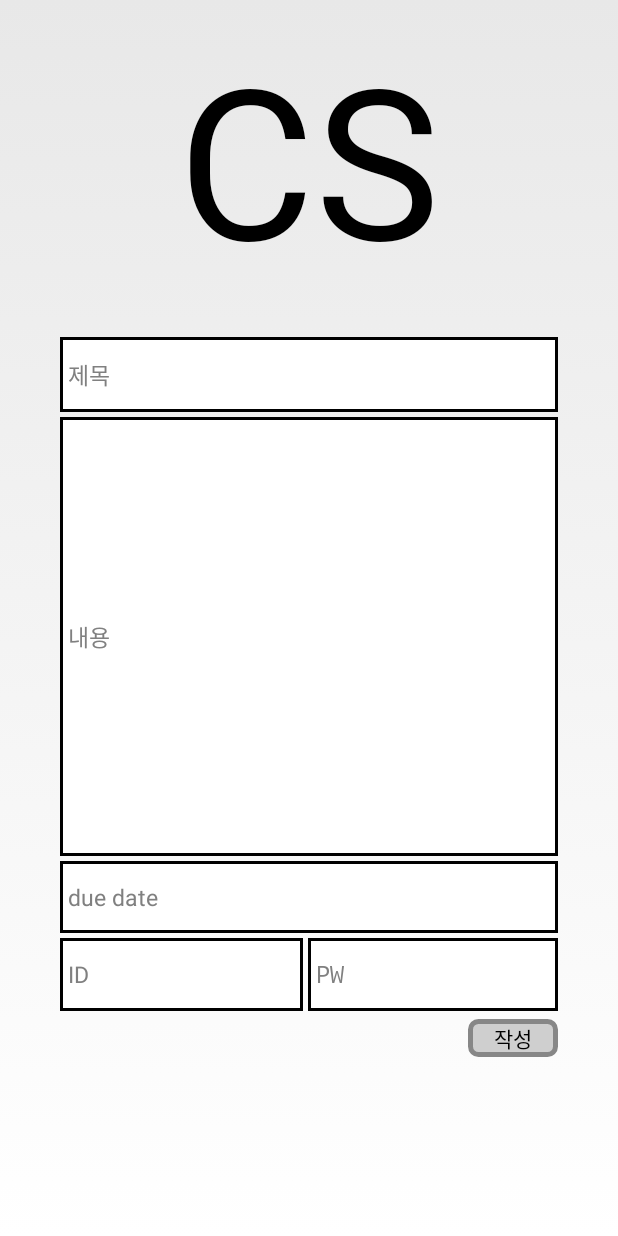
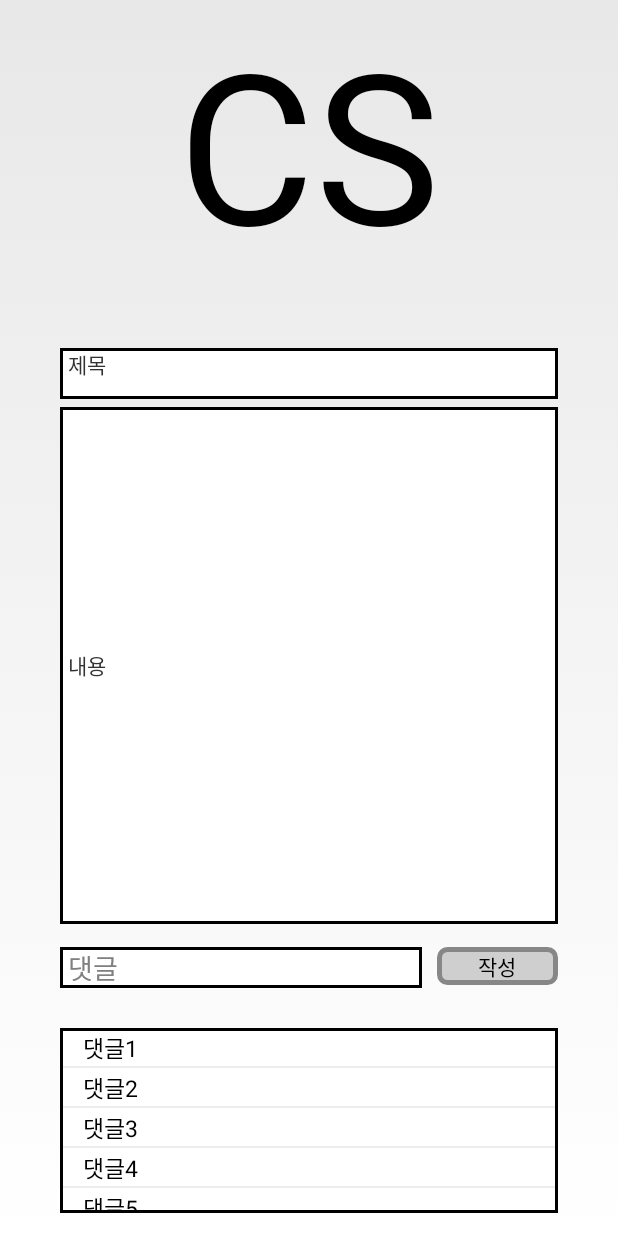
Before and after one commit to In-yeop/Bulletin_Board.app, an Android app: the read screen opened directly, with no data from a screen before it, on a phone screen of 412 x 824 dp. Run offline under Robolectric (Android 15) with nearby library versions, the phone set to English and light mode, and no system bars.

Commit message:
Read페이지 구현 및 오류수정 (10/15)

```diff
--- a/app/src/main/AndroidManifest.xml
+++ b/app/src/main/AndroidManifest.xml
@@ -18,7 +18,7 @@
         </activity>
 
         <activity android:name=".writing"
-        android:screenOrientation="portrait"/>
+            android:screenOrientation="portrait"/>
 
         <activity android:name=".read"
             android:screenOrientation="portrait"/>
--- a/app/src/main/java/com/cs/bulletinboard/MainActivity.java
+++ b/app/src/main/java/com/cs/bulletinboard/MainActivity.java
@@ -1,12 +1,16 @@
 package com.cs.bulletinboard;
 
 import android.app.Activity;
+import android.content.Intent;
 import android.os.Bundle;
 import android.view.View;
+import android.widget.AdapterView;
+import android.widget.AdapterView.OnItemClickListener;
 import android.widget.ArrayAdapter;
 import android.widget.Button;
 import android.widget.ListView;
-import android.content.Intent;
+import java.util.ArrayList;
+
 
 
 public class MainActivity extends Activity {
@@ -32,6 +36,14 @@ public class MainActivity extends Activity {
             }
         });
 
+        listview.setOnItemClickListener(new AdapterView.OnItemClickListener(){
+            @Override
+            public void onItemClick(AdapterView parent, View v, int position, long id){
+                Intent intent = new Intent(MainActivity.this,read.class);
+                startActivity(intent);
+            }
+        });
+
     }
 
 
--- a/app/src/main/java/com/cs/bulletinboard/read.java
+++ b/app/src/main/java/com/cs/bulletinboard/read.java
@@ -2,10 +2,19 @@ package com.cs.bulletinboard;
 
 import android.app.Activity;
 import android.os.Bundle;
+import android.widget.ArrayAdapter;
+import android.widget.ListView;
 
 public class read extends Activity {
+    static final String[] LIST_MENU = {"댓글1","댓글2","댓글3","댓글4","댓글5","댓글6","댓글7","댓글8","댓글9","댓글10","댓글11","댓글12"};
+
     protected void onCreate(Bundle savedInstanceState) {
         super.onCreate(savedInstanceState);
-        setContentView(R.layout.writing);
+        setContentView(R.layout.read);
+
+        ArrayAdapter adapter = new ArrayAdapter(this, R.layout.simpleitem,LIST_MENU);
+
+        ListView listview = (ListView) findViewById(R.id.List_view2) ;
+        listview.setAdapter(adapter) ;
     }
 }
--- a/app/src/main/res/layout/activity_main.xml
+++ b/app/src/main/res/layout/activity_main.xml
@@ -34,7 +34,7 @@
                 android:layout_weight="4"
                 android:fontFamily="@font/cooljazz"
                 android:includeFontPadding="false"
-                android:paddingTop="30dp"
+                android:paddingTop="20dp"
                 android:text="CS"
                 android:textColor="@android:color/background_dark"
                 android:textSize="140dp" />
@@ -46,7 +46,7 @@
                 android:layout_gravity="center"
                 android:layout_weight="1"
                 android:includeFontPadding="false"
-                android:paddingTop="15dp"
+                android:paddingTop="5dp"
                 android:textSize="20dp"
                 android:text="\u0022 Bulletin Board \u0022"
                 android:fontFamily="@font/cooljazz"/>
@@ -61,8 +61,8 @@
 
             <ListView
                 android:id="@+id/List_view"
-                android:layout_width="wrap_content"
-                android:layout_height="wrap_content"
+                android:layout_width="match_parent"
+                android:layout_height="match_parent"
                 android:layout_marginLeft="30dp"
                 android:layout_marginTop="20dp"
                 android:layout_marginRight="30dp"
--- a/app/src/main/res/layout/read.xml
+++ b/app/src/main/res/layout/read.xml
@@ -5,7 +5,7 @@
     android:layout_width="match_parent"
     android:layout_height="match_parent">
 
-<LinearLayout
+    <LinearLayout
     android:layout_width="match_parent"
     android:layout_height="match_parent"
     android:orientation="vertical">
@@ -13,7 +13,7 @@
     <LinearLayout
         android:layout_width="match_parent"
         android:layout_height="0dp"
-        android:layout_weight="1.5"
+        android:layout_weight="2"
         android:orientation="vertical">
 
         <TextView
@@ -23,7 +23,7 @@
             android:layout_gravity="center"
             android:fontFamily="@font/cooljazz"
             android:includeFontPadding="false"
-            android:paddingTop="30dp"
+            android:paddingTop="20dp"
             android:text="CS"
             android:textColor="@android:color/background_dark"
             android:textSize="140dp" />
@@ -35,18 +35,87 @@
         android:layout_height="0dp"
         android:layout_marginLeft="40dp"
         android:layout_marginRight="40dp"
-        android:layout_weight="3"
+        android:layout_marginTop="40dp"
+        android:layout_weight="4"
         android:orientation="vertical">
 
+        <TextView
+            android:id="@+id/textView8"
+            android:layout_width="match_parent"
+            android:layout_height="0dp"
+            android:layout_weight="1"
+            android:paddingLeft="5dp"
+            android:text="제목"
+            android:background="@drawable/border_ui"
+            android:layout_marginBottom="5dp"/>
+
+        <TextView
+            android:id="@+id/textView9"
+            android:layout_width="match_parent"
+            android:layout_height="0dp"
+            android:layout_weight="10"
+            android:text="내용"
+            android:gravity="center|left"
+            android:paddingLeft="5dp"
+            android:background="@drawable/border_ui"
+            />
     </LinearLayout>
 
     <LinearLayout
         android:layout_width="match_parent"
         android:layout_height="0dp"
-        android:layout_marginRight="0dp"
-        android:layout_weight="1"
+        android:layout_marginLeft="40dp"
+        android:layout_marginRight="40dp"
+        android:layout_marginTop="15dp"
+        android:layout_weight="2"
         android:orientation="vertical">
 
+        <LinearLayout
+            android:layout_width="match_parent"
+            android:layout_height="0dp"
+            android:layout_weight="1"
+            android:orientation="horizontal"
+            >
+
+            <EditText
+                android:id="@+id/textView10"
+                android:layout_width="0dp"
+                android:layout_height="wrap_content"
+                android:layout_weight="3"
+                android:hint="댓글"
+                android:paddingLeft="5dp"
+                android:background="@drawable/border_ui"/>
+
+            <Button
+                android:id="@+id/make"
+                android:layout_width="0dp"
+                android:layout_height="wrap_content"
+                android:layout_weight="1"
+                android:layout_gravity="right"
+                android:layout_marginTop="5dp"
+                android:layout_marginLeft="10dp"
+                android:background="@drawable/button_notibar_didit"
+                android:text="작성" />
+        </LinearLayout>
+
+        <LinearLayout
+                android:layout_width="match_parent"
+                android:layout_height="0dp"
+                android:layout_weight="2"
+                android:layout_marginTop="-10dp"
+                android:orientation="vertical">
+
+            <ListView
+                android:id="@+id/List_view2"
+                android:layout_width="match_parent"
+                android:layout_height="match_parent"
+                android:layout_marginBottom="5dp"
+                android:background="@drawable/border_ui"
+                android:divider="@android:drawable/divider_horizontal_bright"
+                android:dividerHeight="1dp">
+            </ListView>
+
+        </LinearLayout>
     </LinearLayout>
 
 </LinearLayout>
--- a/app/src/main/res/layout/simpleitem.xml
+++ b/app/src/main/res/layout/simpleitem.xml
@@ -2,7 +2,7 @@
 <TextView xmlns:android="http://schemas.android.com/apk/res/android"
     android:id="@android:id/text1"
     android:layout_width="match_parent"
-    android:layout_height="35dp"
+    android:layout_height="25dp"
     android:gravity="center_vertical"
     android:includeFontPadding="false"
     android:minHeight="?android:attr/listPreferredItemHeight"
--- a/app/src/main/res/layout/writing.xml
+++ b/app/src/main/res/layout/writing.xml
@@ -23,7 +23,7 @@
                 android:layout_gravity="center"
                 android:fontFamily="@font/cooljazz"
                 android:includeFontPadding="false"
-                android:paddingTop="30dp"
+                android:paddingTop="20dp"
                 android:text="CS"
                 android:textColor="@android:color/background_dark"
                 android:textSize="140dp" />
```
